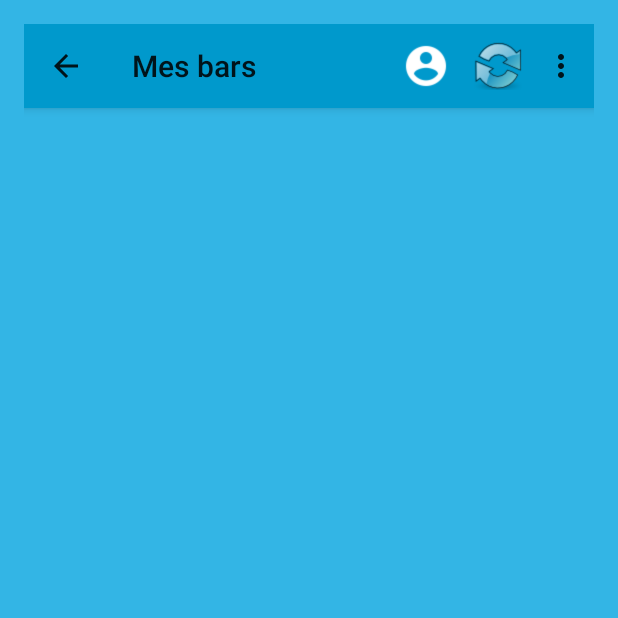
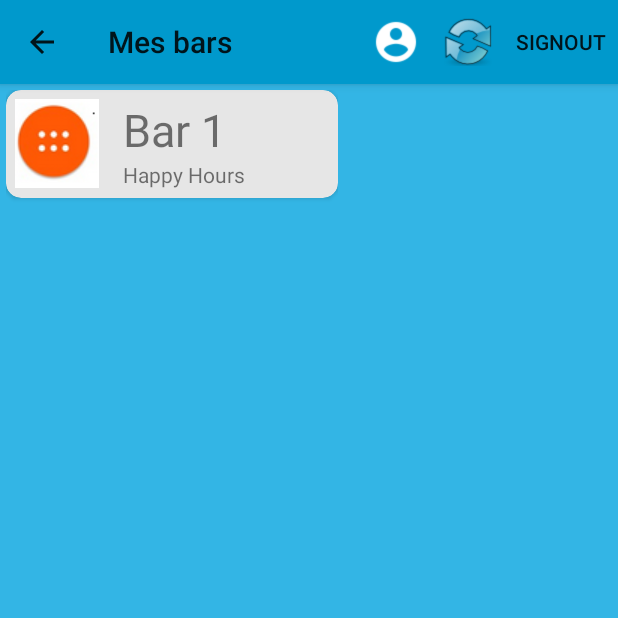
Before and after one commit to drown08/M2-android, an Android app: the FocusActivity screen opened directly, with no data from a screen before it, on a phone screen of 412 x 824 dp, the top half of it. Run offline under Robolectric (Android 15) with nearby library versions, the phone set to English and light mode, and no system bars.

Commit message:
Ajout de la liste des bars dans la focus activity, liste de bar etant une liste d'objets Bar (Modele) adapter via un adapteur pour pouvoir etre afficher (il faut bind un bjet Bar avec sa vue via l'adapteur)

```diff
--- a/OpenBar/app/build.gradle
+++ b/OpenBar/app/build.gradle
@@ -23,4 +23,7 @@ dependencies {
     compile fileTree(dir: 'libs', include: ['*.jar'])
     compile 'com.android.support:support-v4:23.0.1'
     compile "com.android.support:appcompat-v7:23.1.0"
+    compile "com.android.support:cardview-v7:23.1.+"
+    compile "com.android.support:recyclerview-v7:23.1.+"
+
 }
--- /dev/null
+++ b/OpenBar/app/src/main/java/Adapter/BarAdapter.java
@@ -0,0 +1,90 @@
+package Adapter;
+
+import android.app.Activity;
+import android.support.v7.widget.RecyclerView;
+import android.view.LayoutInflater;
+import android.view.View;
+import android.view.ViewGroup;
+import android.widget.ImageView;
+import android.widget.TextView;
+
+import com.openbar.frappereauolivier.openbar.R;
+
+import java.util.List;
+
+import Evenement.OnClickAtBar;
+import Evenement.OnLongClickAtBar;
+import Model.Bar;
+
+/**
+ * Created by Frappereau Olivier on 11/11/2015.
+ */
+public class BarAdapter extends RecyclerView.Adapter<BarAdapter.BarViewHolder> {
+    private List<Bar> barList;
+    private View itemBarView;
+    private Activity myActivity;
+
+    public BarAdapter(List<Bar> list, Activity activity){
+        this.barList = list;
+        this.myActivity = activity;
+    }
+
+    @Override
+    public BarViewHolder onCreateViewHolder(ViewGroup viewGroup, int i) {
+
+        this.itemBarView = LayoutInflater.from(viewGroup.getContext()).inflate(R.layout.cards_layout, viewGroup, false);
+        BarViewHolder tmpBarVH = new BarViewHolder(this.itemBarView);
+        tmpBarVH.myV.setOnClickListener(new OnClickAtBar(tmpBarVH,this.myActivity));
+        tmpBarVH.myV.setOnLongClickListener(new OnLongClickAtBar(tmpBarVH,this.myActivity));
+        return tmpBarVH;
+    }
+
+    @Override
+    public void onBindViewHolder(BarViewHolder barViewHolder, int i) {
+        Bar b = this.barList.get(i);
+        barViewHolder.vNom.setText(b.getNom());
+        barViewHolder.vInfos.setText(b.getInfos());
+        barViewHolder.vLogo.setImageResource(b.getLogo());
+
+    }
+
+    @Override
+    public int getItemCount() {
+        return barList.size();
+    }
+
+    public void addBar(int position,Bar bar) {
+        this.barList.add(position, bar);
+        notifyItemInserted(position);
+    }
+
+    public  void removeBar(int position) {
+        this.barList.remove(position);
+        notifyItemRemoved(position);
+    }
+
+    public void updateBar(int position,Bar bar) {
+        this.barList.set(position,bar);
+        notifyItemChanged(position);
+    }
+
+    public static class BarViewHolder extends RecyclerView.ViewHolder  {
+        protected ImageView vLogo;
+        protected TextView vNom;
+        protected TextView vInfos;
+        protected  View myV;
+
+        public BarViewHolder(View v) {
+            super(v);
+            myV = v;
+            vLogo = (ImageView) v.findViewById(R.id.icon);
+            vNom = (TextView) v.findViewById(R.id.secondLine);
+            vInfos = (TextView) v.findViewById(R.id.firstLine);
+            v.setClickable(true);
+           // v.setOnClickListener(new OnClickAtBar(this));
+           // v.setOnLongClickListener(new OnLongClickAtBar(this));
+
+        }
+
+    }
+}
--- a/OpenBar/app/src/main/java/CommunicationServeur/AsyncRequestServer.java
+++ b/OpenBar/app/src/main/java/CommunicationServeur/AsyncRequestServer.java
@@ -17,6 +17,11 @@ public class AsyncRequestServer extends AsyncTask<String,Void,String> {
         this.myReponse="";
         this.delegate = delegate;
     }
+
+    /*@Override
+    protected void onPreExecute() {
+        setProgressBarIndeterminateVisibilty(true);
+    }*/
 
     @Override
     protected String doInBackground(String... params) {
--- a/OpenBar/app/src/main/java/Evenement/OnActionBarMenuSelected.java
+++ b/OpenBar/app/src/main/java/Evenement/OnActionBarMenuSelected.java
@@ -24,14 +24,18 @@ public class OnActionBarMenuSelected {
 
     public boolean manageActionUsers() {
         switch (this.myItem.getItemId()) {
-            case R.id.action_signout:
+            case R.id.action_signout:// CLIQUE SUR LE HAMB -> SignOut
                 Toast.makeText(this.myActivity.getApplicationContext(),"Déconnexion...",Toast.LENGTH_SHORT).show();
                 Transaction signOut = new Transaction(myActivity, ConnexionActivity.class);
                 signOut.exitAndRun();
                 return true;
 
-            case R.id.action_favorite :
+            case R.id.action_favorite : // CLIQUE SUR PROFIL
                 Toast.makeText(this.myActivity.getApplicationContext(),"Profil",Toast.LENGTH_SHORT).show();
+                return true;
+
+            case R.id.action_refresh : // CLIQUE SUR REFRESH
+                Toast.makeText(this.myActivity.getApplicationContext(),"Refresh", Toast.LENGTH_SHORT).show();
                 return true;
 
             default:
--- /dev/null
+++ b/OpenBar/app/src/main/java/Evenement/OnClickAtBar.java
@@ -0,0 +1,27 @@
+package Evenement;
+
+import android.app.Activity;
+import android.view.View;
+import android.widget.Toast;
+
+import Adapter.BarAdapter;
+
+/**
+ * Created by Frappereau Olivier on 12/11/2015.
+ */
+public class OnClickAtBar implements View.OnClickListener {
+    BarAdapter.BarViewHolder myBVH;
+    Activity myActivity;
+
+    public OnClickAtBar(BarAdapter.BarViewHolder bvh, Activity activity){
+        this.myBVH=bvh;
+        this.myActivity=activity;
+    }
+
+    @Override
+    public void onClick(View v) {
+        Toast.makeText(v.getContext(), "Item click at " + this.myBVH.getAdapterPosition(), Toast.LENGTH_LONG).show();
+        //Transaction goBar = new Transaction(this.myActivity, ForgetMailActivity.class); //JUST FOR EXEMPLE
+        //goBar.runWithoutExit();
+    }
+}
--- /dev/null
+++ b/OpenBar/app/src/main/java/Evenement/OnLongClickAtBar.java
@@ -0,0 +1,29 @@
+package Evenement;
+
+import android.app.Activity;
+import android.view.View;
+import android.widget.Toast;
+
+import com.openbar.frappereauolivier.openbar.Activity.FocusActivity;
+
+import Adapter.BarAdapter;
+
+/**
+ * Created by Frappereau Olivier on 12/11/2015.
+ */
+public class OnLongClickAtBar implements View.OnLongClickListener {
+    BarAdapter.BarViewHolder myBVH;
+    FocusActivity myActivity;
+
+    public OnLongClickAtBar(BarAdapter.BarViewHolder bvh, Activity activity){
+        this.myBVH=bvh;
+        this.myActivity =(FocusActivity) activity;
+    }
+    @Override
+    public boolean onLongClick(View v) {
+        Toast.makeText(v.getContext(), "Delete bar " + this.myBVH.getAdapterPosition(), Toast.LENGTH_LONG).show();
+        this.myActivity.barAdapter.removeBar(this.myBVH.getAdapterPosition());
+        //TODO : Faire la maj dans la future bdd
+        return true;
+    }
+}
--- /dev/null
+++ b/OpenBar/app/src/main/java/Evenement/ScrollAwareFABBehavior.java
@@ -0,0 +1,37 @@
+package Evenement;
+
+
+/**
+ * Created by Frappereau Olivier on 11/11/2015.
+ */
+
+
+
+/*
+
+public class ScrollAwareFABBehavior extends FloatingActionButton.Behavior {
+
+    public ScrollAwareFABBehavior(Context context, AttributeSet attrs) {
+        super();
+    }
+
+    // ...
+
+    @Override
+    public void onNestedScroll(CoordinatorLayout coordinatorLayout, FloatingActionButton child,
+            View target, int dxConsumed, int dyConsumed, int dxUnconsumed, int dyUnconsumed) {
+        super.onNestedScroll(coordinatorLayout, child, target, dxConsumed, dyConsumed, dxUnconsumed,
+                dyUnconsumed);
+
+        if (dyConsumed > 0 && child.getVisibility() == View.VISIBLE) {
+            child.hide();
+        } else if (dyConsumed < 0 && child.getVisibility() != View.VISIBLE) {
+            child.show();
+        }
+    }
+
+    // ...
+}
+
+
+ */
--- /dev/null
+++ b/OpenBar/app/src/main/java/Model/Bar.java
@@ -0,0 +1,41 @@
+package Model;
+
+/**
+ * Created by Frappereau Olivier on 11/11/2015.
+ */
+public class Bar {
+    private String nom;
+    private String infos;
+    private int logo;
+
+    public Bar (String n, String i, int l){
+        this.nom=n;
+        this.infos=i;
+        this.logo=l;
+    }
+
+    public void setNom(String n){
+        this.nom=n;
+    }
+
+    public String getNom() {
+        return this.nom;
+    }
+
+    public void setInfos(String infos) {
+        this.infos = infos;
+    }
+
+    public String getInfos() {
+        return infos;
+    }
+
+    public void setLogo(int logo) {
+        this.logo = logo;
+    }
+
+    public int getLogo() {
+        return logo;
+    }
+
+}
--- a/OpenBar/app/src/main/java/com/openbar/frappereauolivier/openbar/Activity/FocusActivity.java
+++ b/OpenBar/app/src/main/java/com/openbar/frappereauolivier/openbar/Activity/FocusActivity.java
@@ -3,16 +3,27 @@ package com.openbar.frappereauolivier.openbar.Activity;
 import android.os.Bundle;
 import android.support.v7.app.ActionBar;
 import android.support.v7.app.AppCompatActivity;
+import android.support.v7.widget.DefaultItemAnimator;
+import android.support.v7.widget.LinearLayoutManager;
+import android.support.v7.widget.RecyclerView;
 import android.support.v7.widget.Toolbar;
 import android.view.Menu;
 import android.view.MenuItem;
 
 import com.openbar.frappereauolivier.openbar.R;
 
+import java.util.ArrayList;
+
+import Adapter.BarAdapter;
 import Evenement.OnActionBarMenuSelected;
+import Model.Bar;
 
 public class FocusActivity extends AppCompatActivity {
     Toolbar myToolbar;
+    RecyclerView recListBar;
+   public BarAdapter barAdapter;
+    ArrayList<Bar> myBars;
+
 //TODO : Installer et utiliser ActionBarSherlock ?
     @Override
     protected void onCreate(Bundle savedInstanceState) {
@@ -49,6 +60,13 @@ public class FocusActivity extends AppCompatActivity {
     }
 
     private void setSpecifyPresentation() {
+        setToolBarView();
+
+        setListOfBarView();
+
+    }
+
+    private void setToolBarView() {
         this.myToolbar = (Toolbar) findViewById(R.id.my_toolbar);
         setSupportActionBar(this.myToolbar);
         // Get a support ActionBar corresponding to this toolbar
@@ -58,4 +76,32 @@ public class FocusActivity extends AppCompatActivity {
         ab.setDisplayHomeAsUpEnabled(true);
 
     }
+
+    private void setListOfBarView(){
+        recListBar = (RecyclerView) findViewById(R.id.cardListBar);
+        recListBar.setHasFixedSize(true);
+        LinearLayoutManager llm = new LinearLayoutManager(this);
+        llm.setOrientation(LinearLayoutManager.VERTICAL);
+        recListBar.setLayoutManager(llm);
+        //Call Service to getBars
+        myBars = setListBar();
+        barAdapter = new BarAdapter(myBars,this);
+        recListBar.setAdapter(barAdapter);
+        recListBar.setItemAnimator(new DefaultItemAnimator());
+    }
+
+    private ArrayList<Bar> setListBar() {
+        ArrayList<Bar> tmp = new ArrayList<Bar>();
+        //TODO : Service qui appelle la communication Serveur avec comme info UserPseudo
+        // Et comme serviceDuServeur : donne moi la liste des bars de UserPseudo
+        tmp.add(new Bar("Bar 1","Happy Hours",R.drawable.options_test));
+        tmp.add(new Bar("Bar 2","Diffuse match rugby",R.drawable.options_test));
+        tmp.add(new Bar("Bar 3","Rien",R.drawable.options_test));
+        tmp.add(new Bar("Bar 4","3 amis ici",R.drawable.options_test));
+        tmp.add(new Bar("Bar 5","Ajouter hier",R.drawable.options_test));
+        tmp.add(new Bar("Bar 6", "Folie !", R.drawable.options_test));
+        tmp.add(new Bar("Bar 7","Diffuse match basket",R.drawable.options_test));
+        tmp.add(new Bar("Bar 8","Diffuse match Hockey",R.drawable.options_test));
+        return tmp;
+    }
 }
--- a/OpenBar/app/src/main/res/layout/activity_focus.xml
+++ b/OpenBar/app/src/main/res/layout/activity_focus.xml
@@ -1,12 +1,14 @@
-<RelativeLayout xmlns:android="http://schemas.android.com/apk/res/android"
-    xmlns:tools="http://schemas.android.com/tools" android:layout_width="match_parent"
-    android:layout_height="match_parent" android:paddingLeft="@dimen/activity_horizontal_margin"
-    android:paddingRight="@dimen/activity_horizontal_margin"
+<LinearLayout xmlns:android="http://schemas.android.com/apk/res/android"
+    xmlns:tools="http://schemas.android.com/tools"
+    android:layout_width="match_parent"
+    android:layout_height="match_parent"
     android:background="@android:color/holo_blue_light"
-    android:paddingTop="@dimen/activity_vertical_margin"
-    android:paddingBottom="@dimen/activity_vertical_margin"
-    tools:context="com.openbar.frappereauolivier.openbar.Activity.FocusActivity">
+    tools:context="com.openbar.frappereauolivier.openbar.Activity.FocusActivity"
+    android:orientation="vertical">
 
-   <include layout="@layout/header_focus"/>
+   <include layout="@layout/header_focus" />
 
-</RelativeLayout>
+    <include layout="@layout/recyclerviewlistbar_layout" />
+
+
+</LinearLayout>
--- /dev/null
+++ b/OpenBar/app/src/main/res/layout/cards_layout.xml
@@ -0,0 +1,21 @@
+<?xml version="1.0" encoding="utf-8"?>
+<LinearLayout
+    xmlns:android="http://schemas.android.com/apk/res/android"
+    android:layout_height="match_parent"
+    android:layout_width="match_parent"
+    android:padding="4dp"
+    >
+
+<android.support.v7.widget.CardView
+    xmlns:card_view="http://schemas.android.com/apk/res-auto"
+    android:id="@+id/card_view"
+    android:layout_width="match_parent"
+    android:layout_height="wrap_content"
+    card_view:cardBackgroundColor="#E6E6E6"
+    card_view:cardCornerRadius="10dp"
+    >
+
+    <include layout="@layout/item_bar_list_focus"/>
+
+    </android.support.v7.widget.CardView>
+</LinearLayout>
--- /dev/null
+++ b/OpenBar/app/src/main/res/layout/footer_focus.xml
@@ -0,0 +1,23 @@
+<?xml version="1.0" encoding="utf-8"?>
+<android.support.design.widget.CoordinatorLayout
+    android:id="@+id/foot_content_focus"
+    xmlns:android="http://schemas.android.com/apk/res/android"
+    xmlns:app="http://schemas.android.com/apk/res-auto"
+    android:layout_width="match_parent"
+    android:layout_height="match_parent">
+
+    <android.support.v7.widget.RecyclerView
+        android:id="@+id/lvToDoList"
+        android:layout_width="match_parent"
+        android:layout_height="match_parent"></android.support.v7.widget.RecyclerView>
+
+
+    <android.support.design.widget.FloatingActionButton
+        android:src="@drawable/ic_plus_circle"
+        android:layout_width="wrap_content"
+        android:layout_height="wrap_content"
+        android:layout_gravity="bottom|right"
+        android:layout_margin="16dp" />
+
+
+</android.support.design.widget.CoordinatorLayout>
--- a/OpenBar/app/src/main/res/layout/header_focus.xml
+++ b/OpenBar/app/src/main/res/layout/header_focus.xml
@@ -1,17 +1,22 @@
 <?xml version="1.0" encoding="utf-8"?>
-<LinearLayout xmlns:android="http://schemas.android.com/apk/res/android"
+<!-- <LinearLayout xmlns:android="http://schemas.android.com/apk/res/android"
     xmlns:app="http://schemas.android.com/apk/res-auto"
     android:orientation="vertical"
+    android:background="@android:color/holo_blue_dark"
     android:layout_width="match_parent"
-    android:layout_height="match_parent">
+    android:layout_height="wrap_content"> -->
+
+    <!--  android:background="@android:color/holo_blue_dark"-->
 
 <android.support.v7.widget.Toolbar
     android:id="@+id/my_toolbar"
     android:layout_width="match_parent"
-        android:layout_height="?attr/actionBarSize"
+    android:layout_height="wrap_content"
     android:background="@android:color/holo_blue_dark"
     android:elevation="4dp"
     android:theme="@style/ThemeOverlay.AppCompat.ActionBar"
-        app:popupTheme="@style/ThemeOverlay.AppCompat.Light"/>
+    app:popupTheme="@style/ThemeOverlay.AppCompat.Dark"
+    xmlns:app="http://schemas.android.com/apk/res-auto"
+    xmlns:android="http://schemas.android.com/apk/res/android" />
 
-</LinearLayout>
+<!-- </LinearLayout> -->
--- /dev/null
+++ b/OpenBar/app/src/main/res/layout/item_bar_list_focus.xml
@@ -0,0 +1,35 @@
+<RelativeLayout xmlns:android="http://schemas.android.com/apk/res/android"
+    android:layout_width="match_parent"
+    android:layout_height="wrap_content"
+    android:padding="6dp" >
+
+    <ImageView
+        android:id="@+id/icon"
+        android:layout_width="wrap_content"
+        android:layout_height="wrap_content"
+        android:layout_alignParentLeft="true"
+        android:layout_alignParentTop="true"
+        android:layout_marginRight="16dp"
+        android:contentDescription="GoToBar"
+        android:src="@drawable/options_test" />
+
+    <TextView
+        android:id="@+id/secondLine"
+        android:layout_width="wrap_content"
+        android:layout_height="wrap_content"
+        android:singleLine="true"
+        android:text="Nom du bar"
+        android:textSize="30sp"
+        android:layout_toRightOf="@+id/icon"
+        android:layout_alignParentTop="true"/>
+
+    <TextView
+        android:id="@+id/firstLine"
+        android:layout_width="wrap_content"
+        android:layout_height="wrap_content"
+        android:layout_toRightOf="@+id/icon"
+        android:layout_below="@+id/secondLine"
+        android:text="Infos utiles"
+         />
+
+</RelativeLayout>
--- /dev/null
+++ b/OpenBar/app/src/main/res/layout/recyclerviewlistbar_layout.xml
@@ -0,0 +1,15 @@
+<?xml version="1.0" encoding="utf-8"?>
+<LinearLayout xmlns:android="http://schemas.android.com/apk/res/android"
+    android:layout_width="wrap_content"
+    android:layout_height="wrap_content"
+    android:orientation="vertical">
+
+
+<android.support.v7.widget.RecyclerView
+    android:id="@+id/cardListBar"
+    android:layout_width="match_parent"
+    android:layout_height="0dp"
+    xmlns:android="http://schemas.android.com/apk/res/android"
+    android:layout_weight="1" />
+
+ </LinearLayout>
--- a/OpenBar/app/src/main/res/menu/menu_focus.xml
+++ b/OpenBar/app/src/main/res/menu/menu_focus.xml
@@ -7,16 +7,16 @@
         android:id="@+id/action_favorite"
         android:icon="@drawable/ic_favorite_black_48dp"
         android:title="@string/action_favorite"
-        app:showAsAction="ifRoom"/>
+        app:showAsAction="always"/>
 
     <item android:id="@+id/action_refresh"
         android:icon="@drawable/icone_refresh_48"
         android:title="refresh"
-        app:showAsAction="ifRoom" />
+        app:showAsAction="always" />
 
     <!-- Settings, should always be in the overflow -->
     <item android:id="@+id/action_signout"
         android:title="@string/action_signout"
-        app:showAsAction="never"/>
+        app:showAsAction="ifRoom"/>
 
 </menu>
```
Also changed, not shown: OpenBar/app/src/main/res/drawable/ic_plus_circle.png (added), 1 other file. Lines whose indentation alone changed are shown as unchanged.
